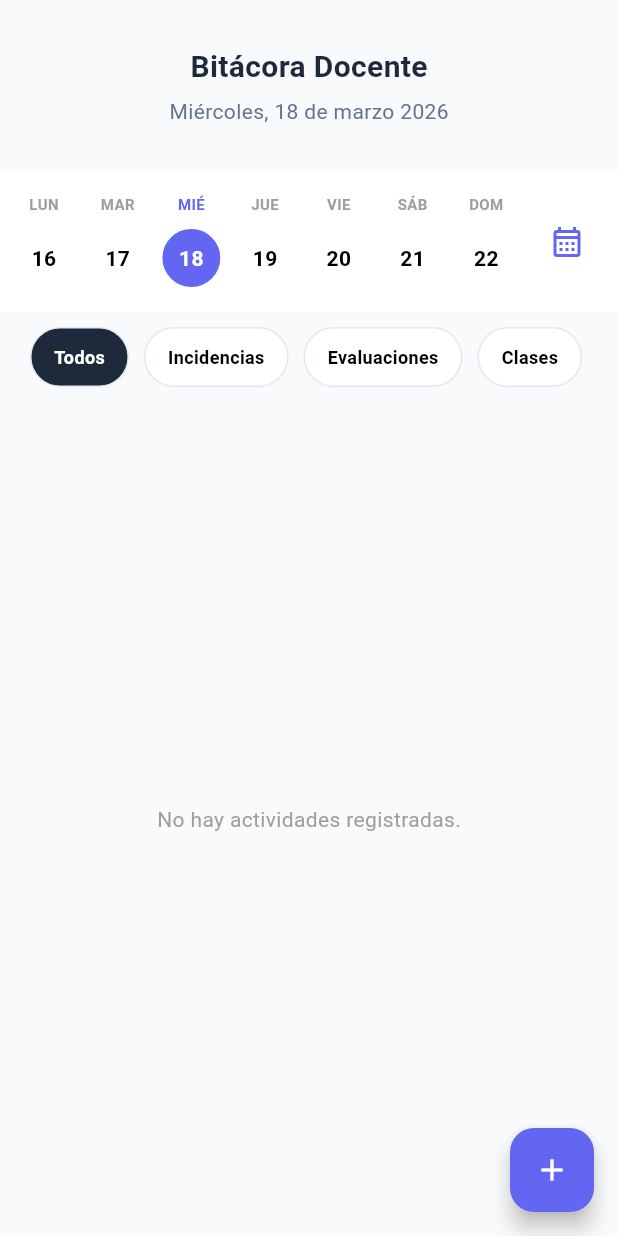
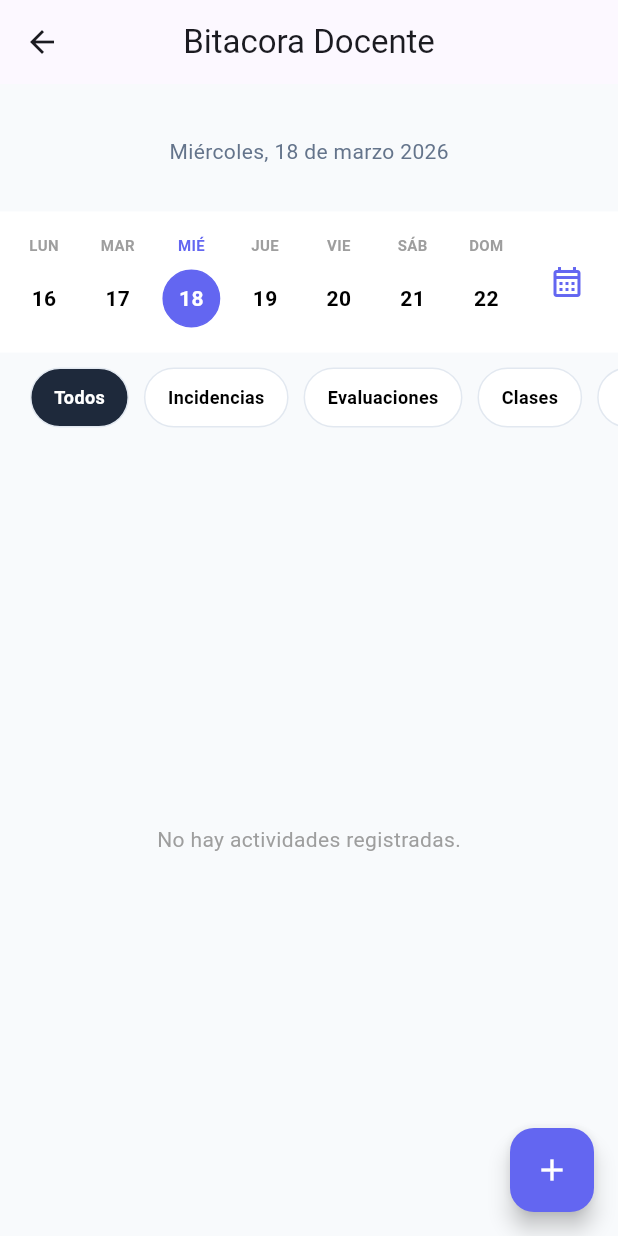
Before and after one commit to ReyDeleyk1517/Aula-Plan, a Flutter app: the PaginaBitacora screen opened directly, on a phone screen of 412 x 824 dp. Run offline on Flutter 3.47's test engine with Material 3 defaults, Android fonts, the phone set to English and light mode, and no system bars; our stand-ins replace flutter_bloc, get_it, pdf, printing, sqflite; accounts and stored records are empty.

Commit message:
ajustes tarjetas bitacora

```diff
--- a/aula_plan/lib/features/bitacora/presentation/paginas/bitacora_view.dart
+++ b/aula_plan/lib/features/bitacora/presentation/paginas/bitacora_view.dart
@@ -93,6 +93,11 @@ class PaginaBitacora extends StatelessWidget {
   Widget build(BuildContext context) {
     return Scaffold(
       backgroundColor: const Color(0xFFF8FAFC),
+      appBar: AppBar(
+          title: const Text("Bitacora Docente"),
+          centerTitle: true,
+
+      ),
       body: SafeArea(
         child: Column(
           children: [
@@ -155,8 +160,8 @@ class PaginaBitacora extends StatelessWidget {
           padding: const EdgeInsets.symmetric(vertical: 30),
           child: Column(
             children: [
-              const Text("Bitácora Docente",
-                style: TextStyle(fontSize: 20, fontWeight: FontWeight.bold, color: Color(0xFF1E293B))),
+              //const Text("Bitácora Docente",
+              //  style: TextStyle(fontSize: 20, fontWeight: FontWeight.bold, color: Color(0xFF1E293B))),
               const SizedBox(height: 5),
               Text(textoFecha, style: const TextStyle(color: Color(0xFF64748B))),
             ],
@@ -232,10 +237,11 @@ class PaginaBitacora extends StatelessWidget {
   Widget _filtros() {
     return BlocBuilder<CubitBitacora, BitacoraState>(
       builder: (context, estado) {
-        final listaFiltros = ["Todos", "Incidencias", "Evaluaciones", "Clases"];
+        final listaFiltros = ["Todos", "Incidencias", "Evaluaciones", "Clases","Otros"];
         return SizedBox(
           height: 60,
           child: ListView.builder(
+
             scrollDirection: Axis.horizontal,
             padding: const EdgeInsets.symmetric(horizontal: 20, vertical: 10),
             itemCount: listaFiltros.length,
@@ -280,7 +286,12 @@ class PaginaBitacora extends StatelessWidget {
         }
 
         return ListView.builder(
-          padding: const EdgeInsets.symmetric(horizontal: 20),
+          padding: const EdgeInsets.only(
+            left: 20,
+            right: 20,
+            top: 0,
+            bottom: 150
+          ),
           itemCount: estado.registros.length,
           itemBuilder: (context, i) {
             final registro = estado.registros[i];
@@ -329,7 +340,7 @@ class PaginaBitacora extends StatelessWidget {
               onPressed: () {
                 final nombreFinal = controller.text.trim();
                 if (nombreFinal.isNotEmpty) {
-                  Navigator.pop(context); // Cerrar modal
+                  Navigator.pop(context);
 
                   // Navegar a la preview pasando el nombre
                   Navigator.push(
--- a/aula_plan/lib/features/bitacora/presentation/widgets/tarjeta_registro_bitacora.dart
+++ b/aula_plan/lib/features/bitacora/presentation/widgets/tarjeta_registro_bitacora.dart
@@ -148,6 +148,8 @@ class TarjetaRegistroBitacora extends StatelessWidget {
         const SizedBox(width: 8),
         Expanded(
           child: RichText(
+            maxLines: 2,
+            overflow: TextOverflow.ellipsis,
             text: TextSpan(
               style: const TextStyle(fontSize: 13, color: Color(0xFF475569)),
               children: [
```
Also changed, not shown: aula_plan/lib/features/Perfil/presentation/paginas/perfil_view.dart (+4 -17 lines).
